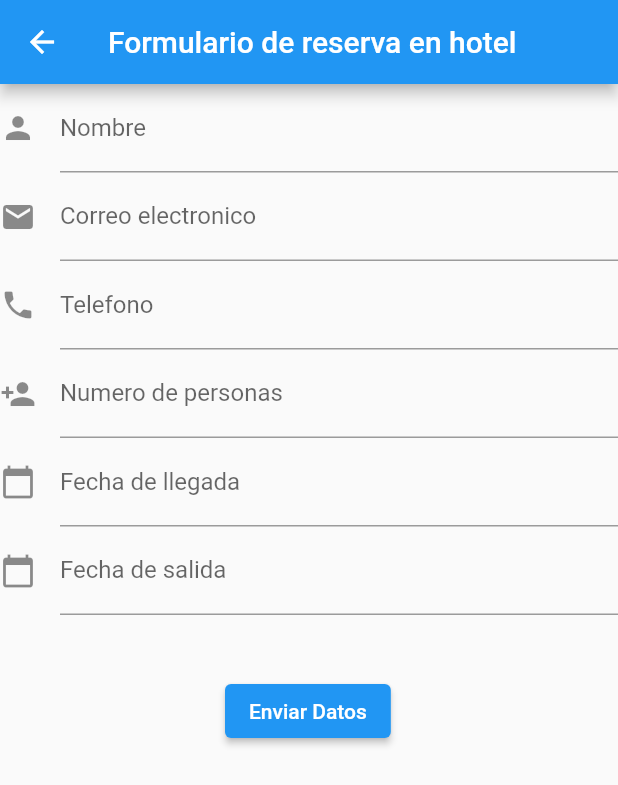
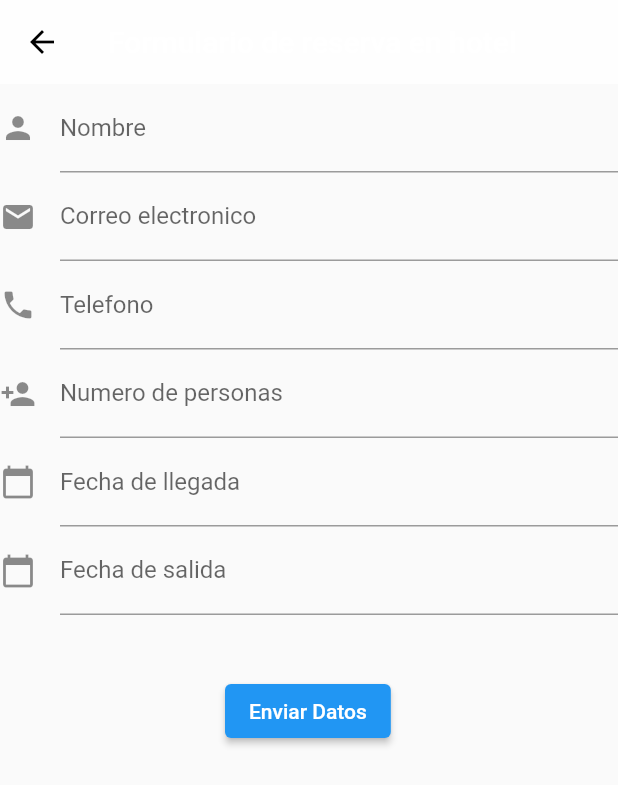
Before and after one commit to jbpita/FrontEnd_2doParcial, a Flutter app: the Formulario screen opened directly, on a phone screen of 412 x 824 dp. Shown: the top 785 px of the screen. Run offline on Flutter 3.47's test engine with Material 2 defaults, Android fonts, the phone set to English and light mode, and no system bars; network calls fail.

Commit message:
Jorge y Edwars: Funcionalidad base del programa completo

```diff
--- a/lib/modelos/Formulario.dart
+++ b/lib/modelos/Formulario.dart
@@ -9,6 +9,16 @@ class Formulario extends StatelessWidget {
       resizeToAvoidBottomInset: false,
       appBar: AppBar(
         title: Text('Formulario de reserva en hotel'),
+          backgroundColor: Colors.white70,
+          elevation: 0,
+          leading: IconButton(
+            icon: Icon(
+              Icons.arrow_back,
+              color: Colors.black,
+            ),
+            onPressed: () => Navigator.pop(context),
+          ),
+
       ),
       body: SingleChildScrollView(
           child: FormularioRegistro(),
```
Also changed, not shown: lib/modelos/body.dart (+20 -6 lines).
